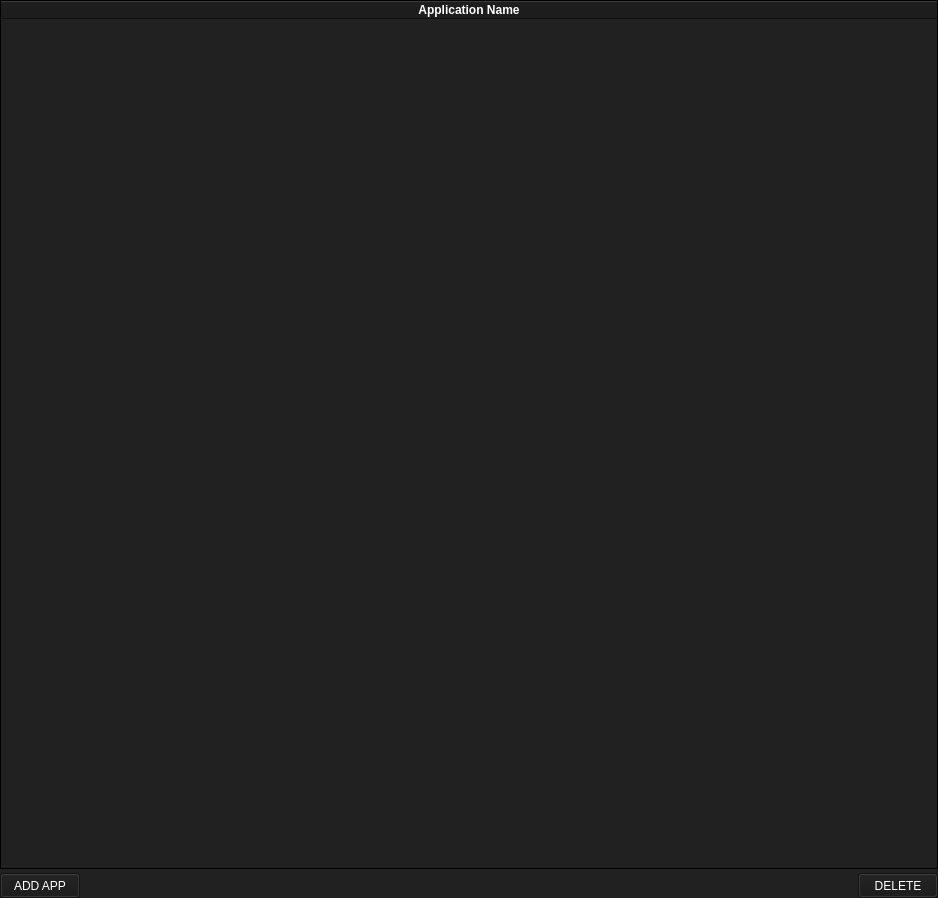
Qt form ui/blockedapps.ui (HowePersonal/DistractionBlocker) before a commit.
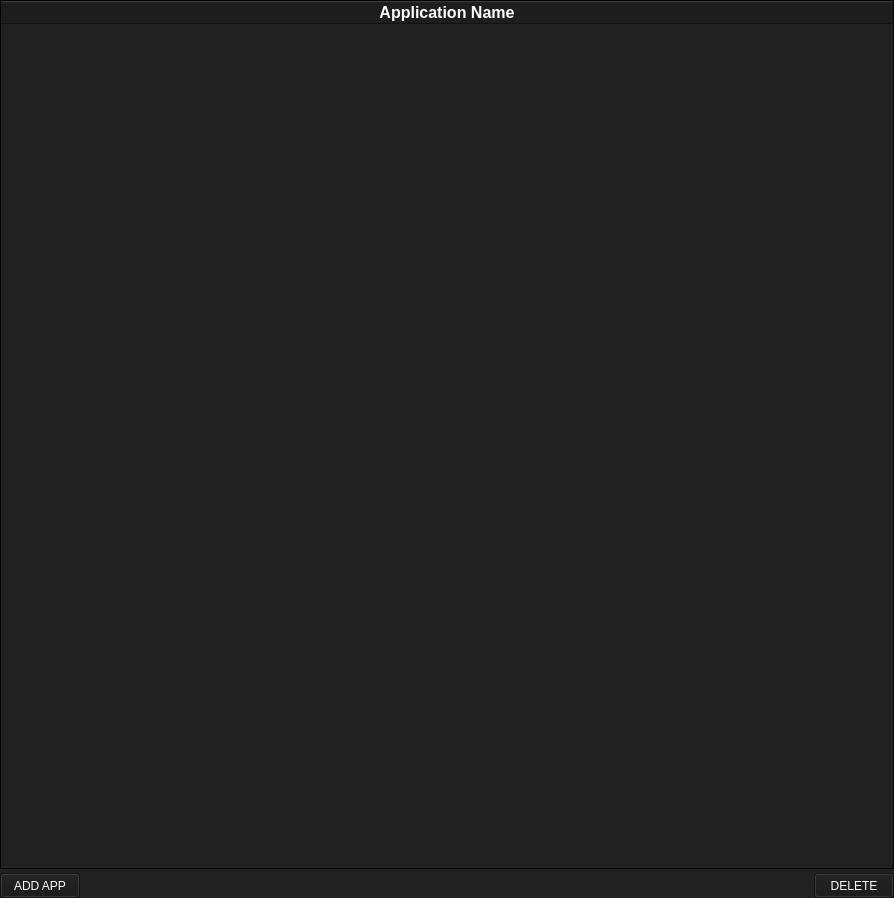
The same form after that commit.

The edit to the form file:
```diff
--- a/ui/blockedapps.ui
+++ b/ui/blockedapps.ui
@@ -6,7 +6,7 @@
    <rect>
     <x>0</x>
     <y>0</y>
-    <width>938</width>
+    <width>894</width>
     <height>898</height>
    </rect>
   </property>
@@ -125,10 +125,16 @@
 QHeaderView::section {
 	background-color: rgb(24,24,24);
 	color: white;
+	font-size: 16px;
+	font-weight: bold;
+	font-family: &quot;roboto&quot;;
 }
 
 QTableWidget::item {
 	color: white;
+	font-size: 12px;
+	font-weight: bold;
+	font-family: &quot;roboto&quot;;
 }</string>
      </property>
      <property name="alternatingRowColors">
```
